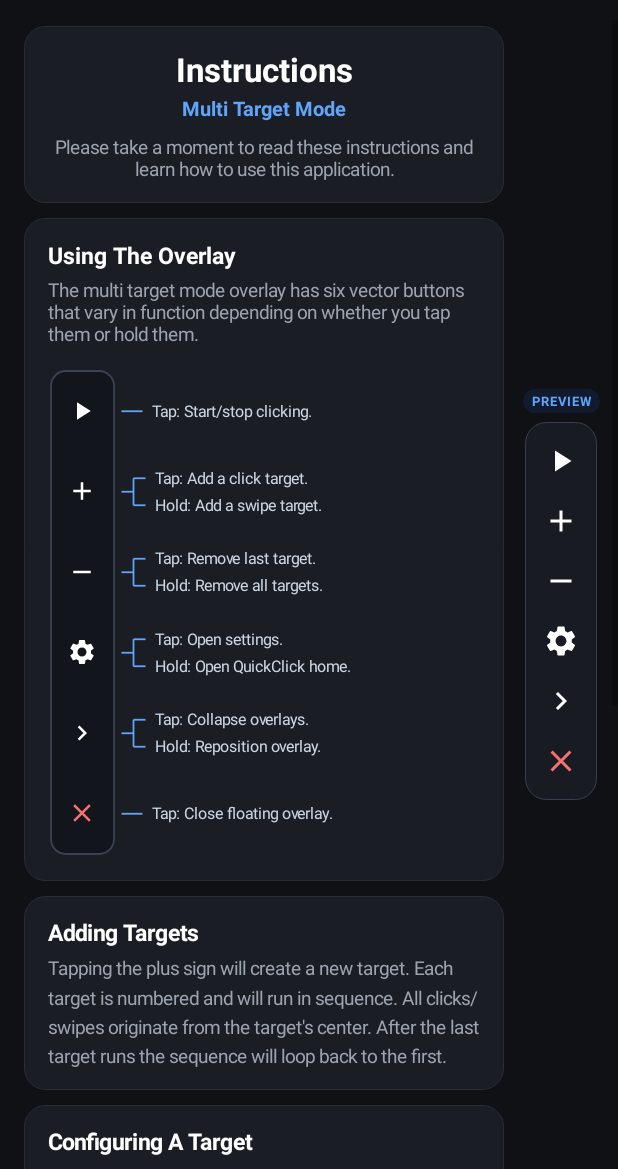
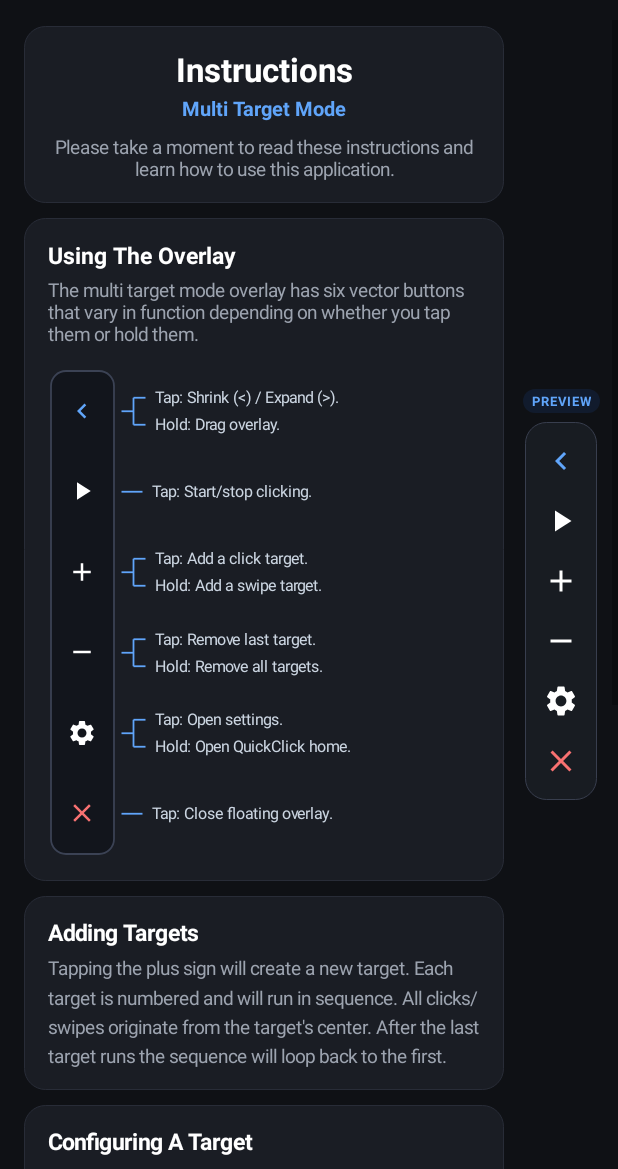
Before and after one commit to gwentale/QuickClick, an Android app: the InstructionsActivity screen opened directly, with no data from a screen before it, on a phone screen of 412 x 824 dp, the part 67-1236 px from its top. Run offline under Robolectric (Android 15) with nearby library versions, the phone set to English and light mode, and no system bars.

Commit message:
Update InstructionsActivity.kt

```diff
--- a/app/src/main/java/com/app/autoclicker/ui/InstructionsActivity.kt
+++ b/app/src/main/java/com/app/autoclicker/ui/InstructionsActivity.kt
@@ -255,16 +255,16 @@ class InstructionsActivity : AppCompatActivity() {
 
         val collapsibleButtons = listOf(btnPlay, btnAdd, btnRemove, btnSettings, btnClose)
 
-        val btnCollapse = createPreviewVectorButton(R.drawable.ic_chevron_right, Color.WHITE).apply {
+        val btnCollapse = createPreviewVectorButton(R.drawable.ic_chevron_left, Color.parseColor("#60A5FA")).apply {
             setOnClickListener {
                 isPreviewCollapsed = !isPreviewCollapsed
                 val vis = if (isPreviewCollapsed) View.GONE else View.VISIBLE
                 collapsibleButtons.forEach { it.visibility = vis }
-                setImageResource(if (isPreviewCollapsed) R.drawable.ic_chevron_left else R.drawable.ic_chevron_right)
+                setImageResource(if (isPreviewCollapsed) R.drawable.ic_chevron_right else R.drawable.ic_chevron_left)
             }
         }
 
-        listOf(btnPlay, btnAdd, btnRemove, btnSettings, btnCollapse, btnClose).forEach {
+        listOf(btnCollapse, btnPlay, btnAdd, btnRemove, btnSettings, btnClose).forEach {
             bar.addView(it)
         }
 
@@ -348,11 +348,11 @@ class InstructionsActivity : AppCompatActivity() {
         )
 
         private val items = listOf(
+            DiagramItem(ContextCompat.getDrawable(context, R.drawable.ic_chevron_left), Color.parseColor("#60A5FA"), listOf("Tap: Shrink (<) / Expand (>).", "Hold: Drag overlay.")),
             DiagramItem(ContextCompat.getDrawable(context, R.drawable.ic_play), Color.WHITE, listOf("Tap: Start/stop clicking.")),
             DiagramItem(ContextCompat.getDrawable(context, R.drawable.ic_add), Color.WHITE, listOf("Tap: Add a click target.", "Hold: Add a swipe target.")),
             DiagramItem(ContextCompat.getDrawable(context, R.drawable.ic_remove), Color.WHITE, listOf("Tap: Remove last target.", "Hold: Remove all targets.")),
             DiagramItem(ContextCompat.getDrawable(context, R.drawable.ic_settings), Color.WHITE, listOf("Tap: Open settings.", "Hold: Open QuickClick home.")),
-            DiagramItem(ContextCompat.getDrawable(context, R.drawable.ic_chevron_right), Color.WHITE, listOf("Tap: Collapse overlays.", "Hold: Reposition overlay.")),
             DiagramItem(ContextCompat.getDrawable(context, R.drawable.ic_close), Color.parseColor("#F87171"), listOf("Tap: Close floating overlay."))
         )
 
```
